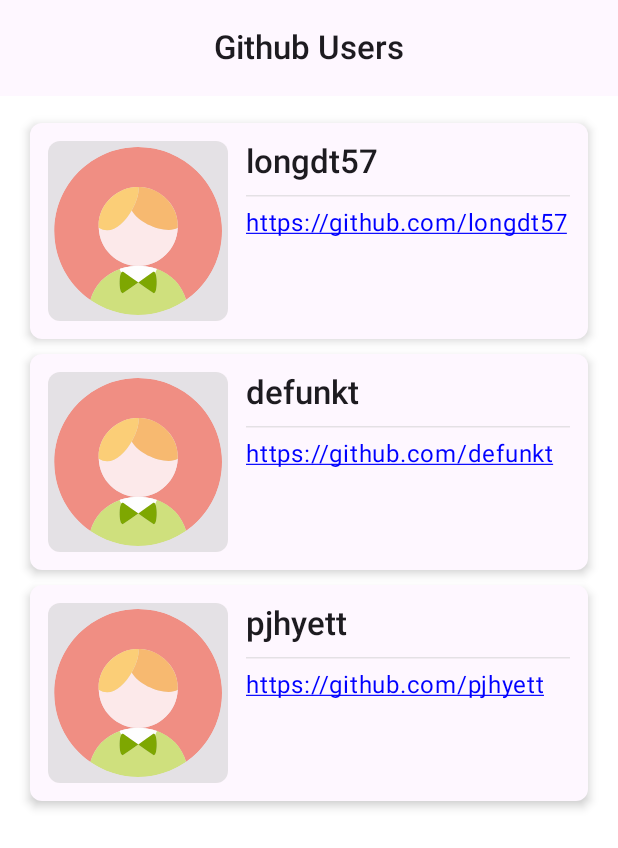
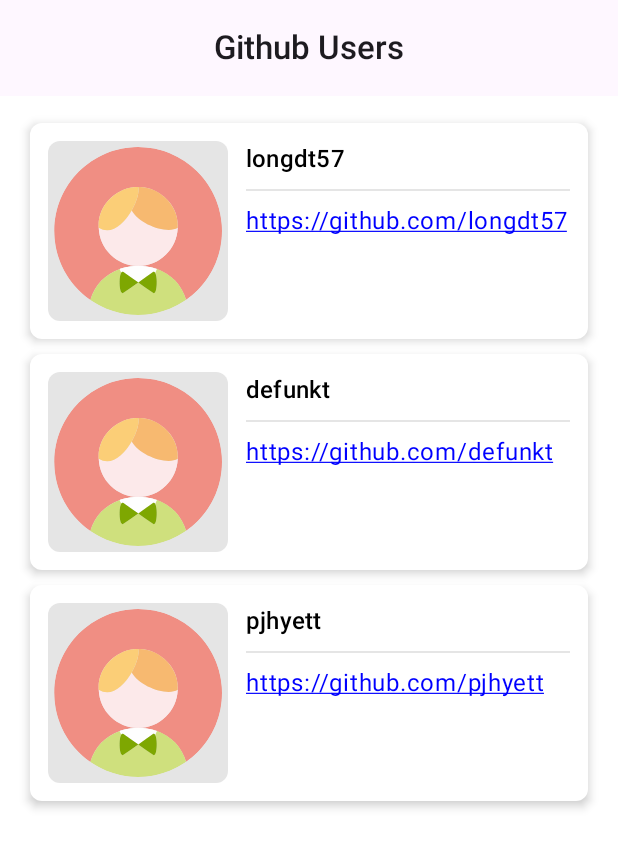
Before and after one commit to longdt57/Kotlin-Multiplatform, an Android app built with Jetpack Compose: the @Preview function ScreenPreview, on a phone screen of 412 x 824 dp. Shown: the top 848 px of the screen. Run offline under Robolectric (Android 15) with nearby library versions, the phone set to English and light mode, and no system bars; pictures from the network do not load.

Commit message:
Move Compose to commonMain

```diff
--- a/composeApp/build.gradle.kts
+++ b/composeApp/build.gradle.kts
@@ -69,6 +69,9 @@ kotlin {
             implementation(libs.ktor.client.core)
             implementation(libs.ktor.client.content.negotiation)
             implementation(libs.ktor.serialization.kotlinx.json)
+
+            // Logging
+            implementation(libs.kermit)
         }
     }
 }
--- /dev/null
+++ b/composeApp/src/androidMain/kotlin/leegroup/app/kmm/gituser/ExpectFun.android.kt
@@ -0,0 +1,21 @@
+package leegroup.app.kmm.gituser
+
+import androidx.compose.runtime.Composable
+import androidx.compose.ui.Modifier
+import androidx.compose.ui.platform.LocalContext
+import androidx.compose.ui.res.stringResource
+import leegroup.app.kmm.gituser.support.extensions.formatAndOpenUrl
+import leegroup.app.kmm.gituser.ui.components.UserAvatar
+
+@Composable
+actual fun UserAvatar(modifier: Modifier, avatarUrl: String?) {
+    UserAvatar(
+        modifier = modifier,
+        avatarUrl = avatarUrl
+    )
+}
+
+@Composable
+actual fun stringRetry(): String {
+    return stringResource(R.string.common_retry)
+}
--- a/composeApp/src/androidMain/kotlin/leegroup/app/kmm/gituser/ui/components/LinkText.kt
+++ /dev/null
@@ -1,36 +0,0 @@
-package leegroup.app.kmm.gituser.ui.components
-
-import androidx.compose.foundation.clickable
-import androidx.compose.material3.MaterialTheme
-import androidx.compose.material3.Text
-import androidx.compose.runtime.Composable
-import androidx.compose.ui.Modifier
-import androidx.compose.ui.graphics.Color
-import androidx.compose.ui.platform.LocalContext
-import androidx.compose.ui.text.style.TextDecoration
-import androidx.compose.ui.tooling.preview.Preview
-import leegroup.app.kmm.gituser.support.extensions.formatAndOpenUrl
-import leegroup.app.kmm.gituser.ui.theme.ComposeTheme
-
-@Composable
-fun LinkText(modifier: Modifier = Modifier, url: String) {
-    val context = LocalContext.current
-    Text(
-        modifier = modifier
-            .clickable {
-                context.formatAndOpenUrl(url)
-            },
-        text = url,
-        style = MaterialTheme.typography.bodyLarge,
-        color = Color.Blue,
-        textDecoration = TextDecoration.Underline
-    )
-}
-
-@Preview(showBackground = true)
-@Composable
-private fun LinkTextPreview() {
-    ComposeTheme {
-        LinkText(url = "https://github.com/longdt57")
-    }
-}
--- a/composeApp/src/androidMain/kotlin/leegroup/app/kmm/gituser/ui/screens/main/gituser/GitUserListScreen.kt
+++ b/composeApp/src/androidMain/kotlin/leegroup/app/kmm/gituser/ui/screens/main/gituser/GitUserListScreen.kt
@@ -1,46 +1,33 @@
 package leegroup.app.kmm.gituser.ui.screens.main.gituser
 
 import androidx.compose.foundation.background
-import androidx.compose.foundation.clickable
-import androidx.compose.foundation.layout.Arrangement
 import androidx.compose.foundation.layout.Column
-import androidx.compose.foundation.layout.Spacer
 import androidx.compose.foundation.layout.fillMaxSize
 import androidx.compose.foundation.layout.fillMaxWidth
-import androidx.compose.foundation.layout.height
 import androidx.compose.foundation.layout.navigationBarsPadding
 import androidx.compose.foundation.layout.padding
 import androidx.compose.foundation.layout.statusBarsPadding
-import androidx.compose.foundation.lazy.LazyColumn
-import androidx.compose.foundation.lazy.items
-import androidx.compose.foundation.lazy.rememberLazyListState
-import androidx.compose.material3.CenterAlignedTopAppBar
-import androidx.compose.material3.ExperimentalMaterial3Api
 import androidx.compose.material3.MaterialTheme
-import androidx.compose.material3.Text
 import androidx.compose.runtime.Composable
 import androidx.compose.runtime.LaunchedEffect
 import androidx.compose.runtime.derivedStateOf
 import androidx.compose.runtime.getValue
 import androidx.compose.runtime.remember
 import androidx.compose.ui.Modifier
-import androidx.compose.ui.res.stringResource
-import androidx.compose.ui.text.font.FontWeight
+import androidx.compose.ui.platform.LocalContext
 import androidx.compose.ui.tooling.preview.Preview
 import androidx.compose.ui.unit.dp
 import androidx.lifecycle.compose.collectAsStateWithLifecycle
 import kotlinx.collections.immutable.ImmutableList
 import kotlinx.collections.immutable.persistentListOf
-import leegroup.app.kmm.gituser.R
 import leegroup.app.kmm.gituser.domain.models.GitUserModel
 import leegroup.app.kmm.gituser.support.extensions.collectAsEffect
+import leegroup.app.kmm.gituser.support.extensions.formatAndOpenUrl
 import leegroup.app.kmm.gituser.ui.base.BaseScreen
 import leegroup.app.kmm.gituser.ui.base.LoadingState
-import leegroup.app.kmm.gituser.ui.components.LoadMore
-import leegroup.app.kmm.gituser.ui.components.UserCard
-import leegroup.app.kmm.gituser.ui.screens.main.MainDestination
+import leegroup.app.kmm.gituser.ui.screens.main.gituser.components.GitUserList
+import leegroup.app.kmm.gituser.ui.screens.main.gituser.components.GitUserListAppBar
 import leegroup.app.kmm.gituser.ui.screens.main.gituser.components.GitUserListEmpty
-import leegroup.app.kmm.gituser.ui.screens.main.gituser.components.GitUserListItem
 import leegroup.app.kmm.gituser.ui.theme.ComposeTheme
 import org.koin.androidx.compose.koinViewModel
 
@@ -91,6 +78,7 @@ private fun GitUserListScreenContent(
     onLoadMore: () -> Unit,
     onRefresh: () -> Unit,
 ) {
+    val context = LocalContext.current
     Column(modifier = modifier) {
         GitUserListAppBar()
         if (users.isNotEmpty()) {
@@ -101,6 +89,9 @@ private fun GitUserListScreenContent(
                     .padding(horizontal = 20.dp),
                 users = users,
                 onClick = onClick,
+                onLinkClick = {
+                    context.formatAndOpenUrl(it)
+                },
                 onLoadMore = onLoadMore
             )
         } else if (showRefresh) {
@@ -109,58 +100,6 @@ private fun GitUserListScreenContent(
                 onRefresh = onRefresh
             )
         }
-    }
-}
-
-@OptIn(ExperimentalMaterial3Api::class)
-@Composable
-private fun GitUserListAppBar(modifier: Modifier = Modifier) {
-    CenterAlignedTopAppBar(
-        modifier = modifier,
-        title = {
-            Text(
-                text = stringResource(id = R.string.git_user_list_screen_title),
-                style = MaterialTheme.typography.titleLarge,
-                fontWeight = FontWeight.SemiBold
-            )
-        })
-}
-
-@Composable
-private fun GitUserList(
-    modifier: Modifier = Modifier,
-    users: ImmutableList<GitUserModel>,
-    onClick: (GitUserModel) -> Unit,
-    onLoadMore: () -> Unit
-) {
-    val listState = rememberLazyListState()
-    LoadMore(listState = listState, onLoadMore = onLoadMore)
-    LazyColumn(
-        modifier = modifier,
-        state = listState,
-        verticalArrangement = Arrangement.spacedBy(10.dp),
-    ) {
-        item {
-            Spacer(modifier = Modifier.height(8.dp))
-        }
-        items(users) { user ->
-            GitUserListCard(user, onClick)
-        }
-        item {
-            Spacer(modifier = Modifier.height(16.dp))
-        }
-    }
-}
-
-@Composable
-private fun GitUserListCard(user: GitUserModel, onClick: (GitUserModel) -> Unit) {
-    UserCard(modifier = Modifier.clickable { onClick(user) }) {
-        GitUserListItem(
-            modifier = Modifier.padding(12.dp),
-            title = user.login,
-            avatarUrl = user.avatarUrl,
-            htmlUrl = user.htmlUrl
-        )
     }
 }
 
--- /dev/null
+++ b/composeApp/src/androidMain/kotlin/leegroup/app/kmm/gituser/ui/screens/main/gituser/components/GitUserListAppBar.kt
@@ -0,0 +1,35 @@
+package leegroup.app.kmm.gituser.ui.screens.main.gituser.components
+
+import androidx.compose.material3.CenterAlignedTopAppBar
+import androidx.compose.material3.ExperimentalMaterial3Api
+import androidx.compose.material3.MaterialTheme
+import androidx.compose.material3.Text
+import androidx.compose.runtime.Composable
+import androidx.compose.ui.Modifier
+import androidx.compose.ui.res.stringResource
+import androidx.compose.ui.text.font.FontWeight
+import androidx.compose.ui.tooling.preview.Preview
+import leegroup.app.kmm.gituser.R
+import leegroup.app.kmm.gituser.ui.theme.ComposeTheme
+
+@OptIn(ExperimentalMaterial3Api::class)
+@Composable
+fun GitUserListAppBar(modifier: Modifier = Modifier) {
+    CenterAlignedTopAppBar(
+        modifier = modifier,
+        title = {
+            Text(
+                text = stringResource(id = R.string.git_user_list_screen_title),
+                style = MaterialTheme.typography.titleLarge,
+                fontWeight = FontWeight.SemiBold
+            )
+        })
+}
+
+@Preview(showSystemUi = true)
+@Composable
+private fun ScreenPreview() {
+    ComposeTheme {
+        GitUserListAppBar()
+    }
+}
--- a/composeApp/src/androidMain/kotlin/leegroup/app/kmm/gituser/support/extensions/FlowExt.kt
+++ b/composeApp/src/commonMain/kotlin/leegroup/app/kmm/gituser/support/extensions/FlowExt.kt
@@ -1,6 +1,5 @@
 package leegroup.app.kmm.gituser.support.extensions
 
-import android.annotation.SuppressLint
 import androidx.compose.runtime.Composable
 import androidx.compose.runtime.LaunchedEffect
 import kotlinx.coroutines.flow.Flow
@@ -10,7 +9,6 @@ import kotlinx.coroutines.flow.onEach
 import kotlin.coroutines.CoroutineContext
 import kotlin.coroutines.EmptyCoroutineContext
 
-@SuppressLint("ComposableNaming")
 @Composable
 fun <T> Flow<T>.collectAsEffect(
     context: CoroutineContext = EmptyCoroutineContext,
--- a/composeApp/src/androidMain/kotlin/leegroup/app/kmm/gituser/ui/components/AppHorizontalDivider.kt
+++ b/composeApp/src/commonMain/kotlin/leegroup/app/kmm/gituser/ui/components/AppHorizontalDivider.kt
@@ -1,17 +1,17 @@
 package leegroup.app.kmm.gituser.ui.components
 
-import androidx.compose.material3.DividerDefaults
-import androidx.compose.material3.HorizontalDivider
+import androidx.compose.material.Divider
 import androidx.compose.runtime.Composable
 import androidx.compose.ui.Modifier
 import androidx.compose.ui.graphics.Color
 import androidx.compose.ui.unit.Dp
+import androidx.compose.ui.unit.dp
 
 @Composable
 fun AppHorizontalDivider(
     modifier: Modifier = Modifier,
-    thickness: Dp = DividerDefaults.Thickness,
+    thickness: Dp = 1.dp,
     color: Color = Color.LightGray.copy(alpha = 0.5f),
 ) {
-    HorizontalDivider(modifier, thickness, color)
+    Divider(modifier, thickness = thickness, color = color)
 }
--- /dev/null
+++ b/composeApp/src/commonMain/kotlin/leegroup/app/kmm/gituser/ui/components/LinkText.kt
@@ -0,0 +1,32 @@
+package leegroup.app.kmm.gituser.ui.components
+
+import androidx.compose.foundation.clickable
+import androidx.compose.material.MaterialTheme
+import androidx.compose.material.Text
+import androidx.compose.runtime.Composable
+import androidx.compose.ui.Modifier
+import androidx.compose.ui.graphics.Color
+import androidx.compose.ui.text.style.TextDecoration
+import org.jetbrains.compose.ui.tooling.preview.Preview
+
+@Composable
+fun LinkText(modifier: Modifier = Modifier, url: String, onClick: (String) -> Unit) {
+    Text(
+        modifier = modifier
+            .clickable {
+                onClick(url)
+            },
+        text = url,
+        style = MaterialTheme.typography.body1,
+        color = Color.Blue,
+        textDecoration = TextDecoration.Underline
+    )
+}
+
+@Preview
+@Composable
+private fun LinkTextPreview() {
+    MaterialTheme {
+        LinkText(url = "https://github.com/longdt57") {}
+    }
+}
--- a/composeApp/src/androidMain/kotlin/leegroup/app/kmm/gituser/ui/components/UserCard.kt
+++ b/composeApp/src/commonMain/kotlin/leegroup/app/kmm/gituser/ui/components/UserCard.kt
@@ -4,14 +4,12 @@ import androidx.compose.foundation.layout.fillMaxWidth
 import androidx.compose.foundation.layout.height
 import androidx.compose.foundation.layout.padding
 import androidx.compose.foundation.shape.RoundedCornerShape
-import androidx.compose.material3.Card
-import androidx.compose.material3.CardDefaults
-import androidx.compose.material3.MaterialTheme
+import androidx.compose.material.Card
+import androidx.compose.material.MaterialTheme
 import androidx.compose.runtime.Composable
 import androidx.compose.ui.Modifier
-import androidx.compose.ui.tooling.preview.Preview
 import androidx.compose.ui.unit.dp
-import leegroup.app.kmm.gituser.ui.theme.ComposeTheme
+import org.jetbrains.compose.ui.tooling.preview.Preview
 
 @Composable
 fun UserCard(
@@ -20,22 +18,18 @@ fun UserCard(
 ) {
     Card(
         modifier = modifier,
-        elevation = CardDefaults.cardElevation(
-            defaultElevation = 4.dp
-        ),
+        elevation = 4.dp,
         shape = RoundedCornerShape(8.dp),
-        colors = CardDefaults.cardColors(
-            containerColor = MaterialTheme.colorScheme.background
-        )
+        backgroundColor = MaterialTheme.colors.background
     ) {
         content()
     }
 }
 
-@Preview(showBackground = true)
+@Preview
 @Composable
 private fun UserCardPreview() {
-    ComposeTheme {
+    MaterialTheme {
         UserCard(
             modifier = Modifier
                 .padding(16.dp)
--- a/composeApp/src/androidMain/kotlin/leegroup/app/kmm/gituser/ui/screens/main/gituser/components/GitUserListItem.kt
+++ b/composeApp/src/commonMain/kotlin/leegroup/app/kmm/gituser/ui/screens/main/gituser/components/GitUserListItem.kt
@@ -7,17 +7,16 @@ import androidx.compose.foundation.layout.fillMaxWidth
 import androidx.compose.foundation.layout.padding
 import androidx.compose.foundation.layout.size
 import androidx.compose.foundation.layout.width
-import androidx.compose.material3.MaterialTheme
-import androidx.compose.material3.Text
+import androidx.compose.material.MaterialTheme
+import androidx.compose.material.Text
 import androidx.compose.runtime.Composable
 import androidx.compose.ui.Modifier
 import androidx.compose.ui.text.font.FontWeight
-import androidx.compose.ui.tooling.preview.Preview
 import androidx.compose.ui.unit.dp
+import leegroup.app.kmm.gituser.UserAvatar
 import leegroup.app.kmm.gituser.ui.components.AppHorizontalDivider
 import leegroup.app.kmm.gituser.ui.components.LinkText
-import leegroup.app.kmm.gituser.ui.components.UserAvatar
-import leegroup.app.kmm.gituser.ui.theme.ComposeTheme
+import org.jetbrains.compose.ui.tooling.preview.Preview
 
 @Composable
 fun GitUserListItem(
@@ -25,6 +24,7 @@ fun GitUserListItem(
     title: String,
     avatarUrl: String?,
     htmlUrl: String?,
+    onLinkClick: (String) -> Unit
 ) {
     Row(modifier = modifier) {
         UserAvatar(modifier = Modifier.size(120.dp), avatarUrl = avatarUrl)
@@ -32,7 +32,7 @@ fun GitUserListItem(
         Column {
             GitUserTitle(modifier = Modifier.fillMaxWidth(), title = title)
             AppHorizontalDivider(modifier = Modifier.padding(vertical = 8.dp))
-            htmlUrl?.let { LinkText(url = it) }
+            htmlUrl?.let { LinkText(url = it, onClick = onLinkClick) }
         }
     }
 }
@@ -42,20 +42,21 @@ private fun GitUserTitle(modifier: Modifier, title: String) {
     Text(
         modifier = modifier,
         text = title,
-        style = MaterialTheme.typography.titleLarge,
+        style = MaterialTheme.typography.subtitle1,
         fontWeight = FontWeight.SemiBold
     )
 }
 
-@Preview(showBackground = true)
+@Preview
 @Composable
 private fun GitUserContentPreview() {
-    ComposeTheme {
+    MaterialTheme {
         GitUserListItem(
             modifier = Modifier.padding(8.dp),
             title = "longdt57",
             avatarUrl = "https://avatars.githubusercontent.com/u/1?v=4",
-            htmlUrl = "https://github.com/longdt57"
+            htmlUrl = "https://github.com/longdt57",
+            onLinkClick = {}
         )
     }
 }
--- a/gradle/libs.versions.toml
+++ b/gradle/libs.versions.toml
@@ -13,6 +13,7 @@ androidx-material = "1.12.0"
 androidx-test-junit = "1.2.1"
 coil = "2.7.0"
 compose-multiplatform = "1.7.0"
+kermit = "2.0.0"
 koinCore = "3.5.0"
 kotline-coroutines-core = "1.7.3"
 junit = "4.13.2"
@@ -30,6 +31,7 @@ androidx-lifecycle-viewmodel-compose = { module = "androidx.lifecycle:lifecycle-
 androidx-lifecycle-viewmodel-ktx = { module = "androidx.lifecycle:lifecycle-viewmodel-ktx", version.ref = "lifecycleViewmodelKtx" }
 androidx-material3 = { module = "androidx.compose.material3:material3", version.ref = "material3" }
 androidx-navigation-compose = { module = "androidx.navigation:navigation-compose", version.ref = "navigationCompose" }
+kermit = { module = "co.touchlab:kermit", version.ref = "kermit" }
 koin-android = { module = "io.insert-koin:koin-android", version.ref = "koinCore" }
 koin-androidx-compose = { module = "io.insert-koin:koin-androidx-compose", version.ref = "koinCore" }
 koin-core = { module = "io.insert-koin:koin-core", version.ref = "koinCore" }
```
Also changed, not shown: composeApp/src/commonMain/kotlin/leegroup/app/kmm/gituser/ExpectFun.kt (added, +10 -0 lines), composeApp/src/commonMain/kotlin/leegroup/app/kmm/gituser/ui/screens/main/gituser/components/GitUserList.kt (added, +74 -0 lines), composeApp/src/commonMain/kotlin/leegroup/app/kmm/gituser/ui/screens/main/gituser/components/GitUserListCard.kt (added, +45 -0 lines), composeApp/src/commonMain/kotlin/leegroup/app/kmm/gituser/ui/screens/main/gituser/components/GitUserListEmpty.kt (renamed from composeApp/src/androidMain/kotlin/leegroup/app/kmm/gituser/ui/screens/main/gituser/components/GitUserListEmpty.kt, +9 -11 lines), composeApp/src/commonMain/kotlin/leegroup/app/kmm/gituser/support/extensions/StringExt.kt (renamed from composeApp/src/androidMain/kotlin/leegroup/app/kmm/gituser/support/extensions/StringExt.kt), composeApp/src/commonMain/kotlin/leegroup/app/kmm/gituser/ui/components/LoadMore.kt (renamed from composeApp/src/androidMain/kotlin/leegroup/app/kmm/gituser/ui/components/LoadMore.kt).
